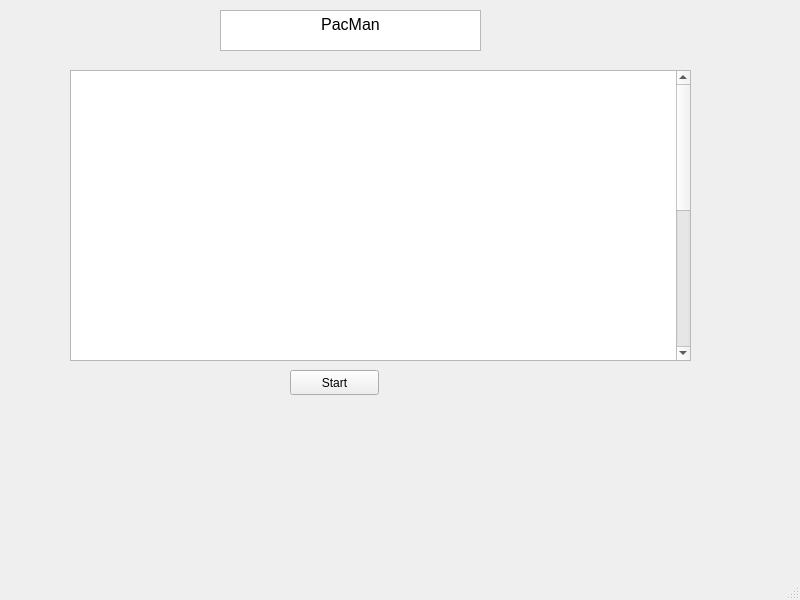
Old version of the form Práctica 5/Teoria/clase_aseosria_pracica5/tablero.ui in the repository maria-tasco/LabInfo2G8-20221.
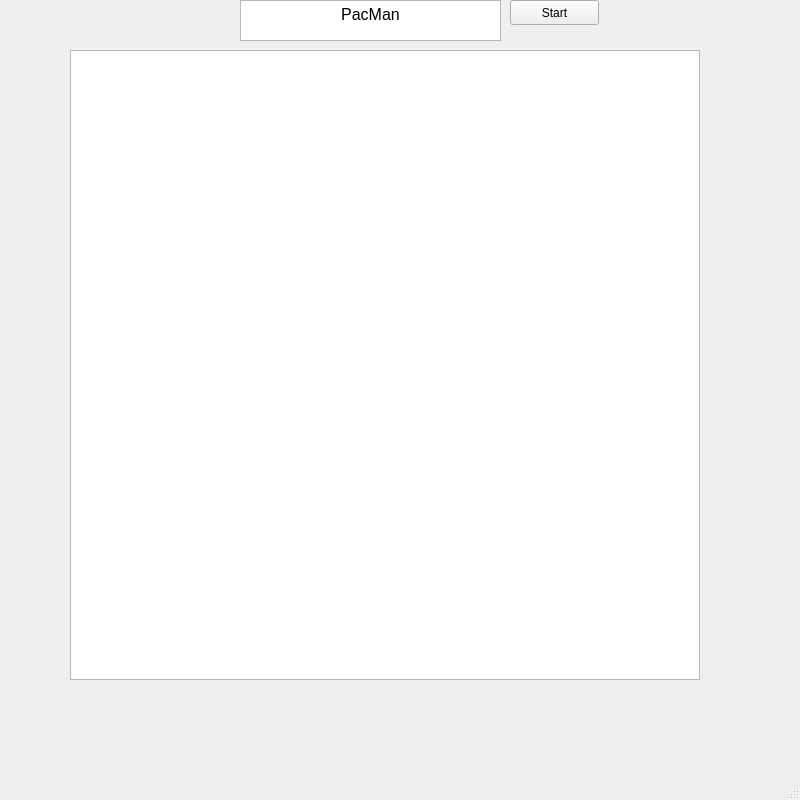
New version of the form.

```diff
--- a/Práctica 5/Teoria/clase_aseosria_pracica5/tablero.ui
+++ b/Práctica 5/Teoria/clase_aseosria_pracica5/tablero.ui
@@ -7,7 +7,7 @@
     <x>0</x>
     <y>0</y>
     <width>800</width>
-    <height>600</height>
+    <height>800</height>
    </rect>
   </property>
   <property name="windowTitle">
@@ -18,9 +18,9 @@
     <property name="geometry">
      <rect>
       <x>70</x>
-      <y>70</y>
-      <width>621</width>
-      <height>291</height>
+      <y>50</y>
+      <width>630</width>
+      <height>630</height>
      </rect>
     </property>
     <property name="maximumSize">
@@ -41,8 +41,8 @@
    <widget class="QTextBrowser" name="textBrowser">
     <property name="geometry">
      <rect>
-      <x>220</x>
-      <y>10</y>
+      <x>240</x>
+      <y>0</y>
       <width>261</width>
       <height>41</height>
      </rect>
@@ -58,8 +58,8 @@
    <widget class="QPushButton" name="pushButtonStart">
     <property name="geometry">
      <rect>
-      <x>290</x>
-      <y>370</y>
+      <x>510</x>
+      <y>0</y>
       <width>89</width>
       <height>25</height>
      </rect>
```
